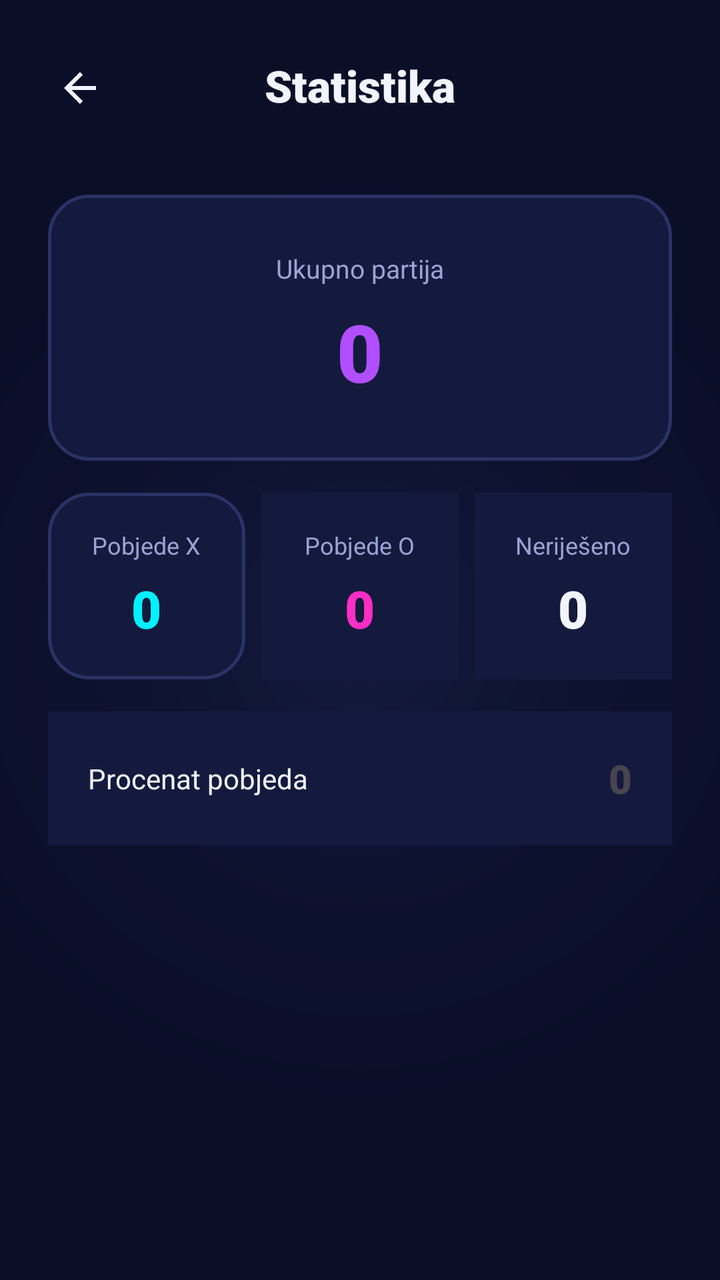
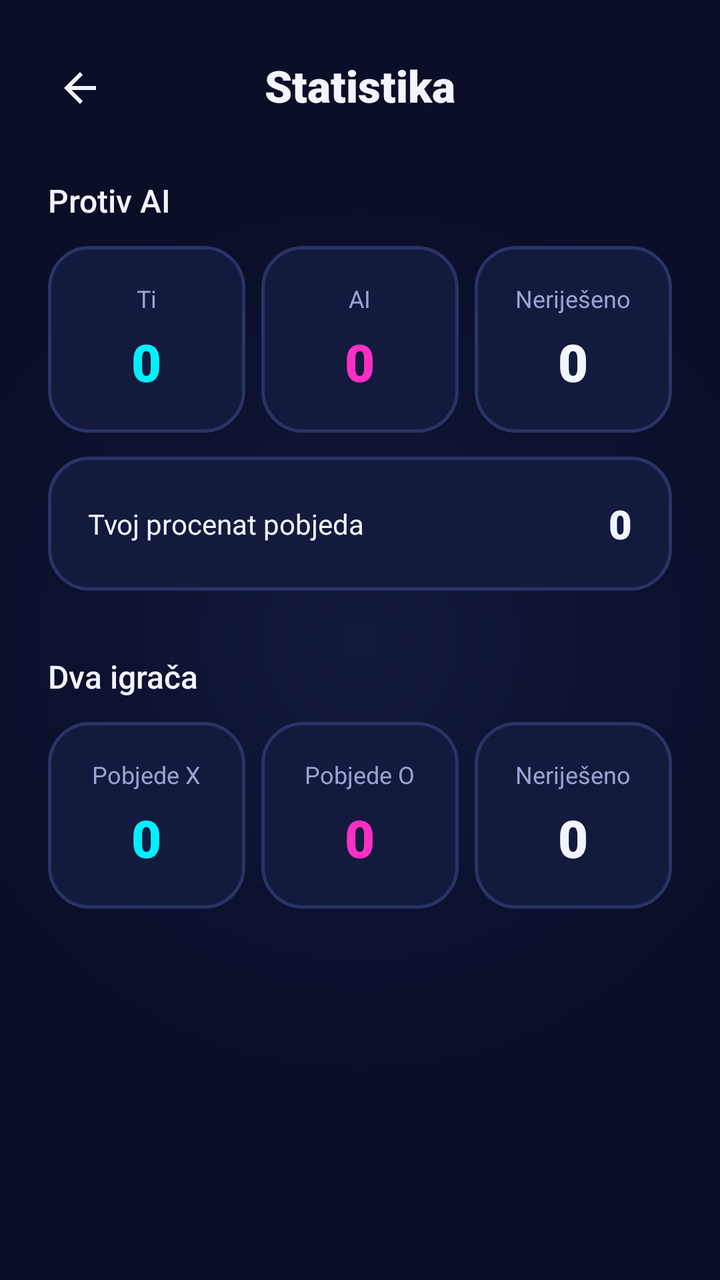

The first picture is an Android layout as it rendered before a commit; the second is the same layout after the commit. The layout source and the unified diff follow.
<!-- AndroidManifest.xml: application theme Theme.TicTacToe_XO -->
<!-- res/layout/activity_stats.xml -->
<?xml version="1.0" encoding="utf-8"?>
<androidx.constraintlayout.widget.ConstraintLayout xmlns:android="http://schemas.android.com/apk/res/android"
    xmlns:app="http://schemas.android.com/apk/res-auto"
    xmlns:tools="http://schemas.android.com/tools"
    android:id="@+id/main"
    android:layout_width="match_parent"
    android:layout_height="match_parent"
    android:background="@drawable/bg_gradient_deep_space"
    tools:context=".ui.menu.StatsActivity">

    <ImageButton
        android:id="@+id/btnBackStats"
        android:layout_width="48dp"
        android:layout_height="48dp"
        android:layout_marginStart="16dp"
        android:layout_marginTop="20dp"
        android:background="@color/transparent"
        android:contentDescription="@string/content_desc_back"
        app:layout_constraintStart_toStartOf="parent"
        app:layout_constraintTop_toTopOf="parent"
        app:srcCompat="@drawable/baseline_arrow_back_24"
        app:tint="@color/text_primary" />

    <TextView
        android:id="@+id/tvTitleStats"
        android:layout_width="wrap_content"
        android:layout_height="wrap_content"
        android:layout_marginTop="28dp"
        android:fontFamily="sans-serif-black"
        android:text="@string/title_stats"
        android:textColor="@color/text_primary"
        android:textSize="22sp"
        app:layout_constraintEnd_toEndOf="parent"
        app:layout_constraintStart_toStartOf="parent"
        app:layout_constraintTop_toTopOf="parent" />

    <TextView
        android:id="@+id/tvEmptyStateStats"
        android:layout_width="wrap_content"
        android:layout_height="wrap_content"
        android:layout_marginTop="60dp"
        android:text="@string/stats_empty"
        android:textColor="@color/text_secondary"
        android:textSize="14sp"
        android:visibility="gone"
        app:layout_constraintEnd_toEndOf="parent"
        app:layout_constraintStart_toStartOf="parent"
        app:layout_constraintTop_toBottomOf="@+id/tvTitleStats" />

    <LinearLayout
        android:id="@+id/cardTotalGames"
        android:layout_width="0dp"
        android:layout_height="wrap_content"
        android:layout_marginStart="@dimen/screen_padding"
        android:layout_marginTop="40dp"
        android:layout_marginEnd="@dimen/screen_padding"
        android:background="@drawable/bg_card"
        android:gravity="center"
        android:orientation="vertical"
        android:padding="28dp"
        app:layout_constraintEnd_toEndOf="parent"
        app:layout_constraintStart_toStartOf="parent"
        app:layout_constraintTop_toBottomOf="@+id/tvTitleStats">

        <TextView
            android:id="@+id/textView11"
            android:layout_width="wrap_content"
            android:layout_height="wrap_content"
            android:text="@string/stats_total_games"
            android:textColor="@color/text_secondary"
            android:textSize="13sp" />

        <TextView
            android:id="@+id/tvTotalGames"
            android:layout_width="wrap_content"
            android:layout_height="wrap_content"
            android:layout_marginTop="6dp"
            android:fontFamily="sans-serif-black"
            android:text="0"
            android:textColor="@color/neon_purple"
            android:textSize="40sp" />
    </LinearLayout>

    <LinearLayout
        android:id="@+id/cardXWins"
        android:layout_width="0dp"
        android:layout_height="wrap_content"
        android:layout_marginStart="@dimen/screen_padding"
        android:layout_marginTop="16dp"
        android:background="@drawable/bg_card"
        android:gravity="center"
        android:orientation="vertical"
        android:padding="18dp"
        app:layout_constraintEnd_toStartOf="@+id/cardOWins"
        app:layout_constraintStart_toStartOf="parent"
        app:layout_constraintTop_toBottomOf="@+id/cardTotalGames">

        <TextView
            android:id="@+id/textView13"
            android:layout_width="wrap_content"
            android:layout_height="wrap_content"
            android:text="@string/stats_x_wins"
            android:textColor="@color/text_secondary"
            android:textSize="12sp" />

        <TextView
            android:id="@+id/tvXWins"
            android:layout_width="wrap_content"
            android:layout_height="wrap_content"
            android:layout_marginTop="6dp"
            android:fontFamily="sans-serif-black"
            android:text="0"
            android:textColor="@color/neon_cyan"
            android:textSize="26sp"/>
    </LinearLayout>

    <LinearLayout
        android:id="@+id/cardOWins"
        android:layout_width="0dp"
        android:layout_height="wrap_content"
        android:orientation="vertical"
        android:layout_marginStart="8dp"
        android:layout_marginTop="16dp"
        android:layout_marginEnd="8dp"
        android:background="@color/bg_card"
        android:gravity="center"
        android:padding="18dp"
        app:layout_constraintEnd_toStartOf="@+id/cardDraws"
        app:layout_constraintStart_toEndOf="@+id/cardXWins"
        app:layout_constraintTop_toBottomOf="@+id/cardTotalGames">

        <TextView
            android:id="@+id/textView15"
            android:layout_width="wrap_content"
            android:layout_height="wrap_content"
            android:text="@string/stats_o_wins"
            android:textColor="@color/text_secondary"
            android:textSize="12sp"/>

        <TextView
            android:id="@+id/tvOWins"
            android:layout_width="wrap_content"
            android:layout_height="wrap_content"
            android:layout_marginTop="6dp"
            android:fontFamily="sans-serif-black"
            android:text="0"
            android:textColor="@color/neon_magenta"
            android:textSize="26sp"/>
    </LinearLayout>


    <LinearLayout
        android:id="@+id/cardDraws"
        android:layout_width="0dp"
        android:layout_height="wrap_content"
        android:orientation="vertical"
        android:layout_marginTop="16dp"
        android:layout_marginEnd="@dimen/screen_padding"
        android:background="@color/bg_card"
        android:gravity="center"
        android:padding="18dp"
        app:layout_constraintEnd_toEndOf="parent"
        app:layout_constraintStart_toEndOf="@id/cardOWins"
        app:layout_constraintTop_toBottomOf="@id/cardTotalGames">

        <TextView
            android:id="@+id/textView16"
            android:layout_width="wrap_content"
            android:layout_height="wrap_content"
            android:text="@string/stats_draws"
            android:textColor="@color/text_secondary"
            android:textSize="12sp"/>


        <TextView
            android:id="@+id/tvDraws"
            android:layout_width="wrap_content"
            android:layout_height="wrap_content"
            android:text="0"
            android:layout_marginTop="6dp"
            android:fontFamily="sans-serif-black"
            android:textColor="@color/text_primary"
            android:textSize="26sp"/>
    </LinearLayout>

    <LinearLayout
        android:id="@+id/cardWinRate"
        android:layout_width="0dp"
        android:layout_height="wrap_content"
        android:orientation="horizontal"
        android:layout_marginStart="@dimen/screen_padding"
        android:layout_marginTop="16dp"
        android:layout_marginEnd="@dimen/screen_padding"
        android:background="@color/bg_card"
        android:gravity="center"
        android:padding="20dp"
        app:layout_constraintEnd_toEndOf="parent"
        app:layout_constraintStart_toStartOf="parent"
        app:layout_constraintTop_toBottomOf="@+id/cardXWins">

        <TextView
            android:id="@+id/textView18"
            android:layout_width="0dp"
            android:layout_height="wrap_content"
            android:layout_weight="1"
            android:text="@string/stats_win_rate"
            android:textColor="@color/text_primary"
            android:textSize="14sp"/>

        <TextView
            android:id="@+id/tvWinRate"
            android:layout_width="wrap_content"
            android:layout_height="wrap_content"
            android:text="0"
            android:fontFamily="sans-serif-black"
            android:textSize="20sp"/>
    </LinearLayout>
</androidx.constraintlayout.widget.ConstraintLayout>
<!-- resources referenced by this layout -->
<resources>
  <color name="bg_card">#141A3D</color>
  <color name="neon_cyan">#00F0FF</color>
  <color name="neon_magenta">#FF2EC4</color>
  <color name="neon_purple">#B14EFF</color>
  <color name="text_primary">#F2F4FF</color>
  <color name="text_secondary">#9BA3D4</color>
  <color name="transparent">#00000000</color>
  <dimen name="screen_padding">24dp</dimen>
  <!-- drawable baseline_arrow_back_24 (drawable) -->
  <vector xmlns:android="http://schemas.android.com/apk/res/android"
      android:autoMirrored="true"
      android:height="24dp"
      android:tint="?attr/colorControlNormal"
      android:viewportHeight="24"
      android:viewportWidth="24"
      android:width="24dp">
        
      <path android:fillColor="@android:color/white"
          android:pathData="M20,11H7.83l5.59,-5.59L12,4l-8,8 8,8 1.41,-1.41L7.83,13H20v-2z"/>
      
  </vector>
  <!-- drawable bg_card (drawable) -->
  <?xml version="1.0" encoding="utf-8"?>
  <shape xmlns:android="http://schemas.android.com/apk/res/android"
      android:shape="rectangle">
      <solid android:color="@color/bg_card"/>
      <corners android:radius="20dp"/>
      <stroke android:width="1.5dp" android:color="@color/bg_grid_line"/>
  
  </shape>
  <!-- drawable bg_gradient_deep_space (drawable) -->
  <?xml version="1.0" encoding="utf-8"?>
  <shape xmlns:android="http://schemas.android.com/apk/res/android"
      android:shape="rectangle">
      <gradient
          android:type="radial"
          android:gradientRadius="700"
          android:startColor="@color/bg_card"
          android:centerColor="@color/bg_deep_space_alt"
          android:endColor="@color/bg_deep_space"/>
  
  
  </shape>
  <string name="content_desc_back">Nazad</string>
  <string name="stats_draws">Neriješeno</string>
  <string name="stats_empty">Još nema odigranih partija</string>
  <string name="stats_o_wins">Pobjede O</string>
  <string name="stats_total_games">Ukupno partija</string>
  <string name="stats_win_rate">Procenat pobjeda</string>
  <string name="stats_x_wins">Pobjede X</string>
  <string name="title_stats">Statistika</string>
  <style name="Theme.TicTacToe_XO" parent="Base.Theme.TicTacToe_XO" />
  <color name="bg_grid_line">#2A3366</color>
  <color name="bg_deep_space_alt">#0D1230</color>
  <color name="bg_deep_space">#0A0E27</color>
  <style name="Base.Theme.TicTacToe_XO" parent="Theme.Material3.DayNight.NoActionBar">
          
          
          <item name="colorPrimary">@color/neon_cyan</item>
          <item name="colorPrimaryDark">@color/bg_deep_space</item>
          <item name="colorAccent">@color/neon_magenta</item>
          <item name="android:windowBackground">@color/bg_deep_space</item>
          <item name="android:statusBarColor">@color/bg_deep_space</item>
          <item name="android:windowLightStatusBar" tools:targetApi="m">false</item>
          <item name="android:windowContentTransitions">true</item>
          <item name="materialAlertDialogTheme">@style/ThemeOverlay.TicTacToeNeon.Dialog</item>
          <item name="android:textColorPrimary">@color/text_primary</item>
      </style>
  <style name="ThemeOverlay.TicTacToeNeon.Dialog" parent="Theme.AppCompat.Dialog.Alert">
          <item name="colorPrimary">@color/neon_cyan</item>
          <item name="colorAccent">@color/neon_magenta</item>
          <item name="android:background">@color/bg_card</item>
          <item name="android:textColorPrimary">@color/text_primary</item>
      </style>
</resources>

<!-- the commit's change to res/layout/activity_stats.xml (unified diff, before → after) -->
@@ -1,218 +1,313 @@
 <?xml version="1.0" encoding="utf-8"?>
-<androidx.constraintlayout.widget.ConstraintLayout xmlns:android="http://schemas.android.com/apk/res/android"
+<ScrollView xmlns:android="http://schemas.android.com/apk/res/android"
     xmlns:app="http://schemas.android.com/apk/res-auto"
     xmlns:tools="http://schemas.android.com/tools"
     android:id="@+id/main"
     android:layout_width="match_parent"
     android:layout_height="match_parent"
     android:background="@drawable/bg_gradient_deep_space"
+    android:fillViewport="true"
     tools:context=".ui.menu.StatsActivity">
 
-    <ImageButton
-        android:id="@+id/btnBackStats"
-        android:layout_width="48dp"
-        android:layout_height="48dp"
-        android:layout_marginStart="16dp"
-        android:layout_marginTop="20dp"
-        android:background="@color/transparent"
-        android:contentDescription="@string/content_desc_back"
-        app:layout_constraintStart_toStartOf="parent"
-        app:layout_constraintTop_toTopOf="parent"
-        app:srcCompat="@drawable/baseline_arrow_back_24"
-        app:tint="@color/text_primary" />
-
-    <TextView
-        android:id="@+id/tvTitleStats"
-        android:layout_width="wrap_content"
+    <androidx.constraintlayout.widget.ConstraintLayout
+        android:layout_width="match_parent"
         android:layout_height="wrap_content"
-        android:layout_marginTop="28dp"
-        android:fontFamily="sans-serif-black"
-        android:text="@string/title_stats"
-        android:textColor="@color/text_primary"
-        android:textSize="22sp"
-        app:layout_constraintEnd_toEndOf="parent"
-        app:layout_constraintStart_toStartOf="parent"
-        app:layout_constraintTop_toTopOf="parent" />
-
-    <TextView
-        android:id="@+id/tvEmptyStateStats"
-        android:layout_width="wrap_content"
-        android:layout_height="wrap_content"
-        android:layout_marginTop="60dp"
-        android:text="@string/stats_empty"
-        android:textColor="@color/text_secondary"
-        android:textSize="14sp"
-        android:visibility="gone"
-        app:layout_constraintEnd_toEndOf="parent"
-        app:layout_constraintStart_toStartOf="parent"
-        app:layout_constraintTop_toBottomOf="@+id/tvTitleStats" />
-
-    <LinearLayout
-        android:id="@+id/cardTotalGames"
-        android:layout_width="0dp"
-        android:layout_height="wrap_content"
-        android:layout_marginStart="@dimen/screen_padding"
-        android:layout_marginTop="40dp"
-        android:layout_marginEnd="@dimen/screen_padding"
-        android:background="@drawable/bg_card"
-        android:gravity="center"
-        android:orientation="vertical"
-        android:padding="28dp"
-        app:layout_constraintEnd_toEndOf="parent"
-        app:layout_constraintStart_toStartOf="parent"
-        app:layout_constraintTop_toBottomOf="@+id/tvTitleStats">
+        android:paddingBottom="24dp">
+
+        <ImageButton
+            android:id="@+id/btnBackStats"
+            android:layout_width="48dp"
+            android:layout_height="48dp"
+            android:layout_marginStart="16dp"
+            android:layout_marginTop="20dp"
+            android:background="@color/transparent"
+            android:contentDescription="@string/content_desc_back"
+            app:layout_constraintStart_toStartOf="parent"
+            app:layout_constraintTop_toTopOf="parent"
+            app:srcCompat="@drawable/baseline_arrow_back_24"
+            app:tint="@color/text_primary" />
 
         <TextView
-            android:id="@+id/textView11"
+            android:id="@+id/tvTitleStats"
             android:layout_width="wrap_content"
             android:layout_height="wrap_content"
-            android:text="@string/stats_total_games"
+            android:layout_marginTop="28dp"
+            android:fontFamily="sans-serif-black"
+            android:text="@string/title_stats"
+            android:textColor="@color/text_primary"
+            android:textSize="22sp"
+            app:layout_constraintEnd_toEndOf="parent"
+            app:layout_constraintStart_toStartOf="parent"
+            app:layout_constraintTop_toTopOf="parent" />
+
+        
+        <TextView
+            android:id="@+id/tvEmptyStateStats"
+            android:layout_width="wrap_content"
+            android:layout_height="wrap_content"
+            android:layout_marginTop="16dp"
+            android:text="@string/stats_empty"
             android:textColor="@color/text_secondary"
-            android:textSize="13sp" />
-
+            android:textSize="14sp"
+            android:visibility="gone"
+            app:layout_constraintEnd_toEndOf="parent"
+            app:layout_constraintStart_toStartOf="parent"
+            app:layout_constraintTop_toBottomOf="@+id/tvTitleStats" />
+
+        
         <TextView
-            android:id="@+id/tvTotalGames"
+            android:id="@+id/tvSoloHeader"
             android:layout_width="wrap_content"
             android:layout_height="wrap_content"
-            android:layout_marginTop="6dp"
-            android:fontFamily="sans-serif-black"
-            android:text="0"
-            android:textColor="@color/neon_purple"
-            android:textSize="40sp" />
-    </LinearLayout>
-
-    <LinearLayout
-        android:id="@+id/cardXWins"
-        android:layout_width="0dp"
-        android:layout_height="wrap_content"
-        android:layout_marginStart="@dimen/screen_padding"
-        android:layout_marginTop="16dp"
-        android:background="@drawable/bg_card"
-        android:gravity="center"
-        android:orientation="vertical"
-        android:padding="18dp"
-        app:layout_constraintEnd_toStartOf="@+id/cardOWins"
-        app:layout_constraintStart_toStartOf="parent"
-        app:layout_constraintTop_toBottomOf="@+id/cardTotalGames">
-
+            android:layout_marginStart="@dimen/screen_padding"
+            android:layout_marginTop="32dp"
+            android:fontFamily="sans-serif-medium"
+            android:text="@string/stats_section_solo"
+            android:textColor="@color/text_primary"
+            android:textSize="16sp"
+            app:layout_constraintStart_toStartOf="parent"
+            app:layout_constraintTop_toBottomOf="@+id/tvEmptyStateStats" />
+
+        <LinearLayout
+            android:id="@+id/cardHumanWins"
+            android:layout_width="0dp"
+            android:layout_height="wrap_content"
+            android:layout_marginStart="@dimen/screen_padding"
+            android:layout_marginTop="12dp"
+            android:background="@drawable/bg_card"
+            android:gravity="center"
+            android:orientation="vertical"
+            android:padding="18dp"
+            app:layout_constraintEnd_toStartOf="@+id/cardAiWins"
+            app:layout_constraintStart_toStartOf="parent"
+            app:layout_constraintTop_toBottomOf="@+id/tvSoloHeader">
+
+            <TextView
+                android:layout_width="wrap_content"
+                android:layout_height="wrap_content"
+                android:text="@string/stats_human_wins"
+                android:textColor="@color/text_secondary"
+                android:textSize="12sp" />
+
+            <TextView
+                android:id="@+id/tvHumanWins"
+                android:layout_width="wrap_content"
+                android:layout_height="wrap_content"
+                android:layout_marginTop="6dp"
+                android:fontFamily="sans-serif-black"
+                android:text="0"
+                android:textColor="@color/neon_cyan"
+                android:textSize="26sp" />
+        </LinearLayout>
+
+        <LinearLayout
+            android:id="@+id/cardAiWins"
+            android:layout_width="0dp"
+            android:layout_height="wrap_content"
+            android:layout_marginStart="8dp"
+            android:layout_marginTop="12dp"
+            android:layout_marginEnd="8dp"
+            android:background="@drawable/bg_card"
+            android:gravity="center"
+            android:orientation="vertical"
+            android:padding="18dp"
+            app:layout_constraintEnd_toStartOf="@+id/cardSoloDraws"
+            app:layout_constraintStart_toEndOf="@+id/cardHumanWins"
+            app:layout_constraintTop_toBottomOf="@+id/tvSoloHeader">
+
+            <TextView
+                android:layout_width="wrap_content"
+                android:layout_height="wrap_content"
+                android:text="@string/stats_ai_wins"
+                android:textColor="@color/text_secondary"
+                android:textSize="12sp" />
+
+            <TextView
+                android:id="@+id/tvAiWins"
+                android:layout_width="wrap_content"
+                android:layout_height="wrap_content"
+                android:layout_marginTop="6dp"
+                android:fontFamily="sans-serif-black"
+                android:text="0"
+                android:textColor="@color/neon_magenta"
+                android:textSize="26sp" />
+        </LinearLayout>
+
+        <LinearLayout
+            android:id="@+id/cardSoloDraws"
+            android:layout_width="0dp"
+            android:layout_height="wrap_content"
+            android:layout_marginTop="12dp"
+            android:layout_marginEnd="@dimen/screen_padding"
+            android:background="@drawable/bg_card"
+            android:gravity="center"
+            android:orientation="vertical"
+            android:padding="18dp"
+            app:layout_constraintEnd_toEndOf="parent"
+            app:layout_constraintStart_toEndOf="@+id/cardAiWins"
+            app:layout_constraintTop_toBottomOf="@+id/tvSoloHeader">
+
+            <TextView
+                android:layout_width="wrap_content"
+                android:layout_height="wrap_content"
+                android:text="@string/stats_draws"
+                android:textColor="@color/text_secondary"
+                android:textSize="12sp" />
+
+            <TextView
+                android:id="@+id/tvSoloDraws"
+                android:layout_width="wrap_content"
+                android:layout_height="wrap_content"
+                android:layout_marginTop="6dp"
+                android:fontFamily="sans-serif-black"
+                android:text="0"
+                android:textColor="@color/text_primary"
+                android:textSize="26sp" />
+        </LinearLayout>
+
+        <LinearLayout
+            android:id="@+id/cardWinRate"
+            android:layout_width="0dp"
+            android:layout_height="wrap_content"
+            android:layout_marginStart="@dimen/screen_padding"
+            android:layout_marginTop="12dp"
+            android:layout_marginEnd="@dimen/screen_padding"
+            android:background="@drawable/bg_card"
+            android:gravity="center"
+            android:orientation="horizontal"
+            android:padding="20dp"
+            app:layout_constraintEnd_toEndOf="parent"
+            app:layout_constraintStart_toStartOf="parent"
+            app:layout_constraintTop_toBottomOf="@+id/cardHumanWins">
+
+            <TextView
+                android:layout_width="0dp"
+                android:layout_height="wrap_content"
+                android:layout_weight="1"
+                android:text="@string/stats_win_rate"
+                android:textColor="@color/text_primary"
+                android:textSize="14sp" />
+
+            <TextView
+                android:id="@+id/tvWinRate"
+                android:layout_width="wrap_content"
+                android:layout_height="wrap_content"
+                android:fontFamily="sans-serif-black"
+                android:text="0"
+                android:textColor="@color/text_primary"
+                android:textSize="20sp" />
+        </LinearLayout>
+
+        
         <TextView
-            android:id="@+id/textView13"
+            android:id="@+id/tvDuoHeader"
             android:layout_width="wrap_content"
             android:layout_height="wrap_content"
-            android:text="@string/stats_x_wins"
-            android:textColor="@color/text_secondary"
-            android:textSize="12sp" />
-
-        <TextView
-            android:id="@+id/tvXWins"
-            android:layout_width="wrap_content"
-            android:layout_height="wrap_content"
-            android:layout_marginTop="6dp"
-            android:fontFamily="sans-serif-black"
-            android:text="0"
-            android:textColor="@color/neon_cyan"
-            android:textSize="26sp"/>
-    </LinearLayout>
-
-    <LinearLayout
-        android:id="@+id/cardOWins"
-        android:layout_width="0dp"
-        android:layout_height="wrap_content"
-        android:orientation="vertical"
-        android:layout_marginStart="8dp"
-        android:layout_marginTop="16dp"
-        android:layout_marginEnd="8dp"
-        android:background="@color/bg_card"
-        android:gravity="center"
-        android:padding="18dp"
-        app:layout_constraintEnd_toStartOf="@+id/cardDraws"
-        app:layout_constraintStart_toEndOf="@+id/cardXWins"
-        app:layout_constraintTop_toBottomOf="@+id/cardTotalGames">
-
-        <TextView
-            android:id="@+id/textView15"
-            android:layout_width="wrap_content"
-            android:layout_height="wrap_content"
-            android:text="@string/stats_o_wins"
-            android:textColor="@color/text_secondary"
-            android:textSize="12sp"/>
-
-        <TextView
-            android:id="@+id/tvOWins"
-            android:layout_width="wrap_content"
-            android:layout_height="wrap_content"
-            android:layout_marginTop="6dp"
-            android:fontFamily="sans-serif-black"
-            android:text="0"
-            android:textColor="@color/neon_magenta"
-            android:textSize="26sp"/>
-    </LinearLayout>
-
-
-    <LinearLayout
-        android:id="@+id/cardDraws"
-        android:layout_width="0dp"
-        android:layout_height="wrap_content"
-        android:orientation="vertical"
-        android:layout_marginTop="16dp"
-        android:layout_marginEnd="@dimen/screen_padding"
-        android:background="@color/bg_card"
-        android:gravity="center"
-        android:padding="18dp"
-        app:layout_constraintEnd_toEndOf="parent"
-        app:layout_constraintStart_toEndOf="@id/cardOWins"
-        app:layout_constraintTop_toBottomOf="@id/cardTotalGames">
-
-        <TextView
-            android:id="@+id/textView16"
-            android:layout_width="wrap_content"
-            android:layout_height="wrap_content"
-            android:text="@string/stats_draws"
-            android:textColor="@color/text_secondary"
-            android:textSize="12sp"/>
-
-
-        <TextView
-            android:id="@+id/tvDraws"
-            android:layout_width="wrap_content"
-            android:layout_height="wrap_content"
-            android:text="0"
-            android:layout_marginTop="6dp"
-            android:fontFamily="sans-serif-black"
+            android:layout_marginStart="@dimen/screen_padding"
+            android:layout_marginTop="32dp"
+            android:fontFamily="sans-serif-medium"
+            android:text="@string/stats_section_duo"
             android:textColor="@color/text_primary"
-            android:textSize="26sp"/>
-    </LinearLayout>
-
-    <LinearLayout
-        android:id="@+id/cardWinRate"
-        android:layout_width="0dp"
-        android:layout_height="wrap_content"
-        android:orientation="horizontal"
-        android:layout_marginStart="@dimen/screen_padding"
-        android:layout_marginTop="16dp"
-        android:layout_marginEnd="@dimen/screen_padding"
-        android:background="@color/bg_card"
-        android:gravity="center"
-        android:padding="20dp"
-        app:layout_constraintEnd_toEndOf="parent"
-        app:layout_constraintStart_toStartOf="parent"
-        app:layout_constraintTop_toBottomOf="@+id/cardXWins">
-
-        <TextView
-            android:id="@+id/textView18"
-            android:layout_width="0dp"
-            android:layout_height="wrap_content"
-            android:layout_weight="1"
-            android:text="@string/stats_win_rate"
-            android:textColor="@color/text_primary"
-            android:textSize="14sp"/>
-
-        <TextView
-            android:id="@+id/tvWinRate"
-            android:layout_width="wrap_content"
-            android:layout_height="wrap_content"
-            android:text="0"
-            android:fontFamily="sans-serif-black"
-            android:textSize="20sp"/>
-    </LinearLayout>
-</androidx.constraintlayout.widget.ConstraintLayout>
+            android:textSize="16sp"
+            app:layout_constraintStart_toStartOf="parent"
+            app:layout_constraintTop_toBottomOf="@+id/cardWinRate" />
+
+        <LinearLayout
+            android:id="@+id/cardXWins"
+            android:layout_width="0dp"
+            android:layout_height="wrap_content"
+            android:layout_marginStart="@dimen/screen_padding"
+            android:layout_marginTop="12dp"
+            android:background="@drawable/bg_card"
+            android:gravity="center"
+            android:orientation="vertical"
+            android:padding="18dp"
+            app:layout_constraintEnd_toStartOf="@+id/cardOWins"
+            app:layout_constraintStart_toStartOf="parent"
+            app:layout_constraintTop_toBottomOf="@+id/tvDuoHeader">
+
+            <TextView
+                android:layout_width="wrap_content"
+                android:layout_height="wrap_content"
+                android:text="@string/stats_x_wins"
+                android:textColor="@color/text_secondary"
+                android:textSize="12sp" />
+
+            <TextView
+                android:id="@+id/tvXWins"
+                android:layout_width="wrap_content"
+                android:layout_height="wrap_content"
+                android:layout_marginTop="6dp"
+                android:fontFamily="sans-serif-black"
+                android:text="0"
+                android:textColor="@color/neon_cyan"
+                android:textSize="26sp" />
+        </LinearLayout>
+
+        <LinearLayout
+            android:id="@+id/cardOWins"
+            android:layout_width="0dp"
+            android:layout_height="wrap_content"
+            android:layout_marginStart="8dp"
+            android:layout_marginTop="12dp"
+            android:layout_marginEnd="8dp"
+            android:background="@drawable/bg_card"
+            android:gravity="center"
+            android:orientation="vertical"
+            android:padding="18dp"
+            app:layout_constraintEnd_toStartOf="@+id/cardDraws"
+            app:layout_constraintStart_toEndOf="@+id/cardXWins"
+            app:layout_constraintTop_toBottomOf="@+id/tvDuoHeader">
+
+            <TextView
+                android:layout_width="wrap_content"
+                android:layout_height="wrap_content"
+                android:text="@string/stats_o_wins"
+                android:textColor="@color/text_secondary"
+                android:textSize="12sp" />
+
+            <TextView
+                android:id="@+id/tvOWins"
+                android:layout_width="wrap_content"
+                android:layout_height="wrap_content"
+                android:layout_marginTop="6dp"
+                android:fontFamily="sans-serif-black"
+                android:text="0"
+                android:textColor="@color/neon_magenta"
+                android:textSize="26sp" />
+        </LinearLayout>
+
+        <LinearLayout
+            android:id="@+id/cardDraws"
+            android:layout_width="0dp"
+            android:layout_height="wrap_content"
+            android:layout_marginTop="12dp"
+            android:layout_marginEnd="@dimen/screen_padding"
+            android:background="@drawable/bg_card"
+            android:gravity="center"
+            android:orientation="vertical"
+            android:padding="18dp"
+            app:layout_constraintEnd_toEndOf="parent"
+            app:layout_constraintStart_toEndOf="@+id/cardOWins"
+            app:layout_constraintTop_toBottomOf="@+id/tvDuoHeader">
+
+            <TextView
+                android:layout_width="wrap_content"
+                android:layout_height="wrap_content"
+                android:text="@string/stats_draws"
+                android:textColor="@color/text_secondary"
+                android:textSize="12sp" />
+
+            <TextView
+                android:id="@+id/tvDraws"
+                android:layout_width="wrap_content"
+                android:layout_height="wrap_content"
+                android:layout_marginTop="6dp"
+                android:fontFamily="sans-serif-black"
+                android:text="0"
+                android:textColor="@color/text_primary"
+                android:textSize="26sp" />
+        </LinearLayout>
+
+    </androidx.constraintlayout.widget.ConstraintLayout>
+</ScrollView>
<!-- resource entries referenced after the edit -->
@@ -3,7 +3,6 @@
   <color name="bg_card">#141A3D</color>
   <color name="neon_cyan">#00F0FF</color>
   <color name="neon_magenta">#FF2EC4</color>
-  <color name="neon_purple">#B14EFF</color>
   <color name="text_primary">#F2F4FF</color>
   <color name="text_secondary">#9BA3D4</color>
   <color name="transparent">#00000000</color>
@@ -44,11 +43,14 @@
   
   </shape>
   <string name="content_desc_back">Nazad</string>
+  <string name="stats_ai_wins">AI</string>
   <string name="stats_draws">Neriješeno</string>
   <string name="stats_empty">Još nema odigranih partija</string>
+  <string name="stats_human_wins">Ti</string>
   <string name="stats_o_wins">Pobjede O</string>
-  <string name="stats_total_games">Ukupno partija</string>
-  <string name="stats_win_rate">Procenat pobjeda</string>
+  <string name="stats_section_duo">Dva igrača</string>
+  <string name="stats_section_solo">Protiv AI</string>
+  <string name="stats_win_rate">Tvoj procenat pobjeda</string>
   <string name="stats_x_wins">Pobjede X</string>
   <string name="title_stats">Statistika</string>
   <style name="Theme.TicTacToe_XO" parent="Base.Theme.TicTacToe_XO" />
